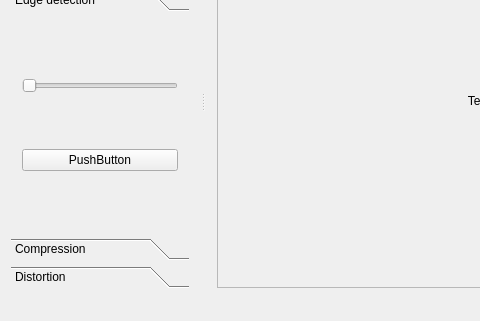
The window that qt/ImageProcessing/mainwindow.ui (MATF-RS19/RS029-image-processing) describes before a commit, drawn with Qt 5; both pictures show x 0 to 480 and y 114 to 435 of the 781 by 435 pixel window.
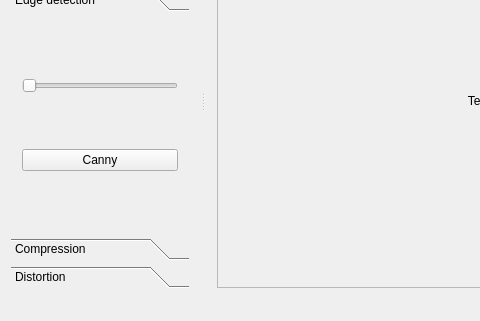
The same window after the commit. The open tabs and pages were chosen to show the change.

Commit message: canny edge detection added in Qt resize in image.hpp improved

```diff
--- a/qt/ImageProcessing/mainwindow.ui
+++ b/qt/ImageProcessing/mainwindow.ui
@@ -155,7 +155,7 @@
          <item>
           <widget class="QPushButton" name="pushButton_4">
            <property name="text">
-            <string>PushButton</string>
+            <string>Canny</string>
            </property>
           </widget>
          </item>
```
Left out of the diff: 11 changed lines with no effect on the pictures. The commit also changes 8 other files.
